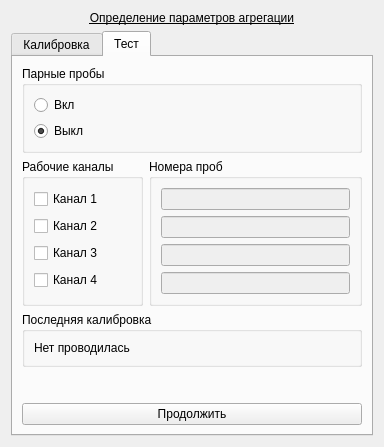
First picture: the form in choisedialog/agr1.ui, repository krang4d/Agrekola, before the edit.
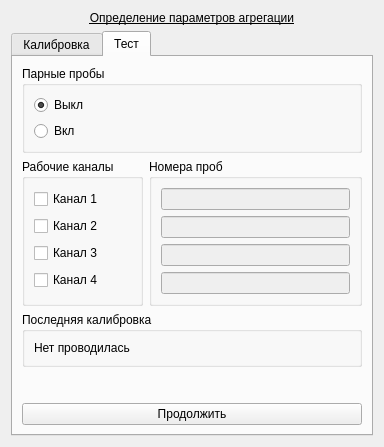
Second picture: the form after the edit.

Patch:
```diff
--- a/choisedialog/agr1.ui
+++ b/choisedialog/agr1.ui
@@ -200,13 +200,6 @@
           <bool>false</bool>
          </property>
          <layout class="QVBoxLayout" name="verticalLayout_11">
-          <item>
-           <widget class="QRadioButton" name="radioButton_testDouble">
-            <property name="text">
-             <string>Вкл</string>
-            </property>
-           </widget>
-          </item>
           <item>
            <widget class="QRadioButton" name="radioButton_testSingle">
             <property name="text">
@@ -217,6 +210,13 @@
             </property>
            </widget>
           </item>
+          <item>
+           <widget class="QRadioButton" name="radioButton_testDouble">
+            <property name="text">
+             <string>Вкл</string>
+            </property>
+           </widget>
+          </item>
          </layout>
         </widget>
        </item>
```
Left out of the diff: 4 changed lines with no effect on the pictures.
